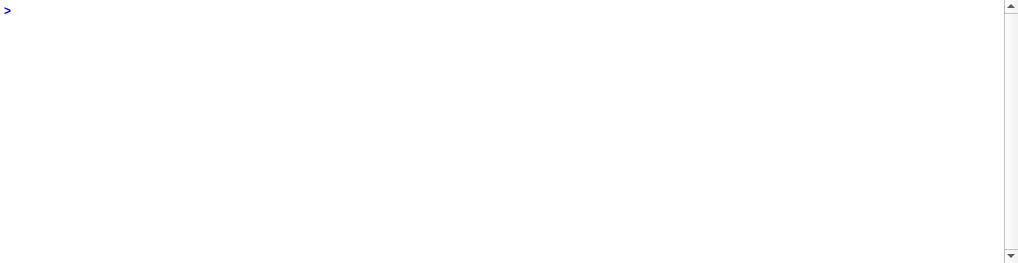
Qt form interface/ui/console.ui (vircadia/vircadia-native-core) before a commit.
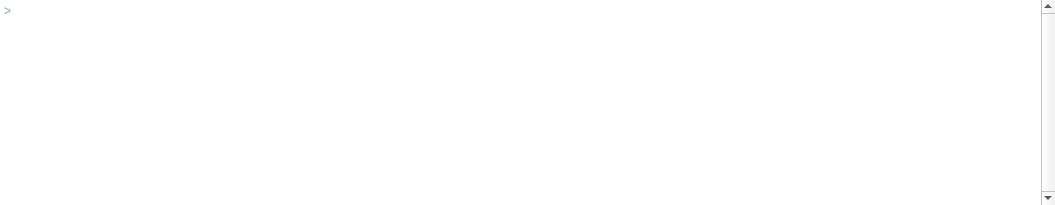
The same form after that commit.

Commit message: Update JSConsole to QWidget

Patch:
```diff
--- a/interface/ui/console.ui
+++ b/interface/ui/console.ui
@@ -1,13 +1,13 @@
 <?xml version="1.0" encoding="UTF-8"?>
 <ui version="4.0">
  <class>Console</class>
- <widget class="QDialog" name="Console">
+ <widget class="QWidget" name="Console">
   <property name="geometry">
    <rect>
     <x>0</x>
     <y>0</y>
-    <width>1018</width>
-    <height>263</height>
+    <width>1055</width>
+    <height>205</height>
    </rect>
   </property>
   <property name="windowTitle">
@@ -75,8 +75,8 @@
           <rect>
            <x>0</x>
            <y>0</y>
-           <width>1003</width>
-           <height>263</height>
+           <width>1040</width>
+           <height>205</height>
           </rect>
          </property>
          <property name="styleSheet">
@@ -203,14 +203,14 @@
                    </font>
                   </property>
                   <property name="styleSheet">
-                   <string notr="true">background-color: white; font-weight: bold; color: blue;</string>
+                   <string notr="true">background-color: white; font-weight: bold; color: rgb(169, 187, 195);</string>
                   </property>
                   <property name="text">
                    <string>&gt;</string>
                   </property>
                  </widget>
                 </item>
-                <item alignment="Qt::AlignTop">
+                <item>
                  <widget class="QTextEdit" name="promptTextEdit">
                   <property name="sizePolicy">
                    <sizepolicy hsizetype="Expanding" vsizetype="Fixed">
@@ -220,9 +220,14 @@
                   </property>
                   <property name="font">
                    <font>
-                    <family>Courier New</family>
+                    <family>Inconsolata,Lucida Console,Andale Mono,Monaco</family>
+                    <pointsize>-1</pointsize>
                    </font>
                   </property>
+                  <property name="styleSheet">
+                   <string notr="true">    font-family: Inconsolata, Lucida Console, Andale Mono, Monaco;
+font-size:14px</string>
+                  </property>
                   <property name="frameShape">
                    <enum>QFrame::NoFrame</enum>
                   </property>
```
Left out of the diff: 3 changed lines with no effect on the pictures. The commit also changes 4 other files.
